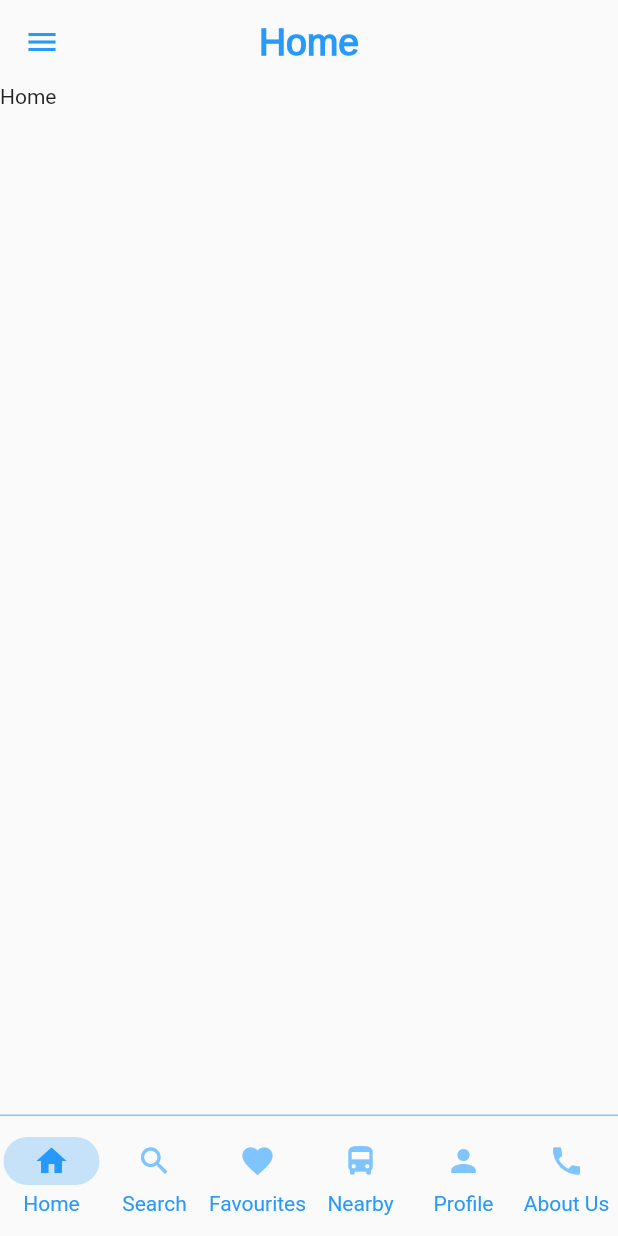
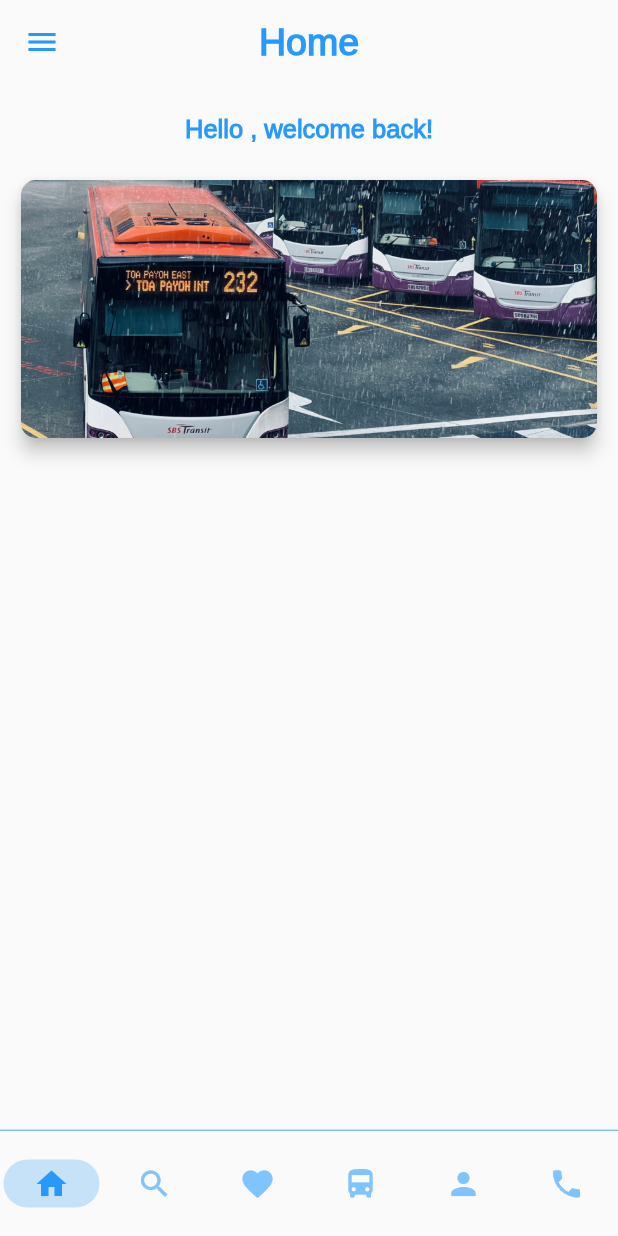
Before and after one commit to redanjir/khaliq_bus, a Flutter app: the HomePage screen opened by its route, on a phone screen of 412 x 824 dp. Run offline on Flutter 3.47's test engine with Material 2 defaults, Android fonts, the phone set to English and light mode, and no system bars; our stand-ins replace firebase_auth, firebase_core, fluttertoast, get; accounts and stored records are empty.

Commit message:
Removed the label from the navigation bar. Changed the drawer titles to lowercase.

```diff
--- a/lib/components/BlueDrawer.dart
+++ b/lib/components/BlueDrawer.dart
@@ -40,11 +40,11 @@ class BlueDrawer extends StatelessWidget {
                   Text('${user != null?  user!.email : null}', style: DrawerHeaderTextStyle,),
                 ],
               )
-                     ),
+            ),
            ),
           ListTile(
             leading: const Icon(Icons.home, color: white,),
-            title: const Text('HOME', style: ButtonTextStyle,),
+            title: const Text('Home', style: ButtonTextStyle,),
             onTap: () {
               navController.selectedIndex.value = 0;
               Get.to(() => const HomePage(), transition: Transition.noTransition);
@@ -52,7 +52,7 @@ class BlueDrawer extends StatelessWidget {
           ),
           ListTile(
             leading: const Icon(Icons.search, color: white,),
-            title: const Text('SEARCH', style: ButtonTextStyle,),
+            title: const Text('Search', style: ButtonTextStyle,),
             onTap: () {
               navController.selectedIndex.value = 1;
               Get.to(() => const SearchPage(), transition: Transition.noTransition);
@@ -60,7 +60,7 @@ class BlueDrawer extends StatelessWidget {
           ),
           ListTile(
             leading: const Icon(Icons.favorite, color: white,),
-            title: const Text('FAVOURITES', style: ButtonTextStyle,),
+            title: const Text('Favourites', style: ButtonTextStyle,),
             onTap: () {
               navController.selectedIndex.value = 2;
               Get.to(() => const FavouritesPage(), transition: Transition.noTransition);
@@ -68,7 +68,7 @@ class BlueDrawer extends StatelessWidget {
           ),
           ListTile(
             leading: const Icon(Icons.directions_bus, color: white,),
-            title: const Text('NEARBY BUS STOPS', style: ButtonTextStyle,),
+            title: const Text('Nearby Bus Stops', style: ButtonTextStyle,),
             onTap: () {
               navController.selectedIndex.value = 3;
               Get.to(() => const NearbyPage(), transition: Transition.noTransition);
@@ -76,7 +76,7 @@ class BlueDrawer extends StatelessWidget {
           ),
           ListTile(
             leading: const Icon(Icons.person, color: white,),
-            title: const Text('PROFILE', style: ButtonTextStyle,),
+            title: const Text('Profile', style: ButtonTextStyle,),
             onTap: () {
               navController.selectedIndex.value = 4;
               Get.to(() => const ProfilePage(), transition: Transition.noTransition);
@@ -84,7 +84,7 @@ class BlueDrawer extends StatelessWidget {
           ),
           ListTile(
             leading: const Icon(Icons.phone, color: white,),
-            title: const Text('ABOUT US', style: ButtonTextStyle,),
+            title: const Text('About Us', style: ButtonTextStyle,),
             onTap: () {
               navController.selectedIndex.value = 5;
               Get.to(() => const AboutusPage(), transition: Transition.noTransition);
@@ -92,7 +92,7 @@ class BlueDrawer extends StatelessWidget {
           ),
           ListTile(
             leading: const Icon(Icons.logout, color: white,),
-            title: const Text('LOGOUT', style: ButtonTextStyle,),
+            title: const Text('Logout', style: ButtonTextStyle,),
             onTap: () {
               FirebaseAuthService().signOut();
               Get.offAll(() => const LoginPage(), transition: Transition.noTransition);
--- a/lib/components/NavigationBar.dart
+++ b/lib/components/NavigationBar.dart
@@ -14,18 +14,18 @@ class AppNavigationBar extends StatelessWidget {
     final navController = Get.find<NavigationController>();
 
     return Obx(
-      ()=> NavigationBarTheme(
-        data: NavigationBarThemeData(
-          labelTextStyle: MaterialStateProperty.all(const TextStyle(color: darkblue))
-        ),
-        child: Container(
+      ()=> Container(
         decoration: const BoxDecoration(
           border: Border(top: BorderSide(color: blue))
         ),
         child: NavigationBar(
+          //Hiding the label for better UX
+          labelBehavior: NavigationDestinationLabelBehavior.alwaysHide,
+
+          animationDuration: const Duration(milliseconds: 1000),
           backgroundColor: Colors.transparent,
           selectedIndex: navController.selectedIndex.value,
-            height: 80,
+          height: 70,
           elevation: 0,
           onDestinationSelected: (index){
             navController.selectedIndex.value = index;
@@ -53,7 +53,6 @@ class AppNavigationBar extends StatelessWidget {
           ],
         ),
       ),
-      ),
     );
   }
 }
--- a/lib/screens/HomePage.dart
+++ b/lib/screens/HomePage.dart
@@ -1,4 +1,5 @@
 // ignore_for_file: file_names
+import 'package:firebase_auth/firebase_auth.dart';
 import 'package:flutter/material.dart';
 import 'package:khaliq_bus/components/BlueDrawer.dart';
 import 'package:khaliq_bus/components/NavigationBar.dart';
@@ -12,8 +13,7 @@ class HomePage extends StatefulWidget {
 }
 
 class _HomePageState extends State<HomePage> {
-
-
+  final User? user = FirebaseAuth.instance.currentUser;
 
   @override
   Widget build(BuildContext context) {
@@ -38,7 +38,39 @@ class _HomePageState extends State<HomePage> {
         ),
         drawer: BlueDrawer(),
         bottomNavigationBar: const AppNavigationBar(),
-        body: const Text('Home'),
+        body: Column(
+          children: [
+            //Divider
+            const SizedBox(height: 20),
+
+            //Welcome
+            Text('Hello ${user!.email}, welcome back!', style: TitleTextStyle,),
+
+            //Divider
+            const SizedBox(height: 20),
+
+            //Banner
+            Padding(
+              padding: const EdgeInsets.fromLTRB(10, 0,10,0),
+              child: SizedBox(
+                height: 180,
+                width: double.infinity,
+                child: Card(
+                  clipBehavior: Clip.antiAliasWithSaveLayer,
+                  semanticContainer: true,
+                  shape: RoundedRectangleBorder(
+                    borderRadius: BorderRadius.circular(10),
+                  ),
+                  elevation: 5,
+                  child: const Image(image: AssetImage('assets/images/busrain.jpg'), fit: BoxFit.cover,)
+                ),
+              ),
+            ),
+
+            //4 buttons
+
+          ],
+        ),
       ),
     );
   }
--- a/lib/style.dart
+++ b/lib/style.dart
@@ -33,12 +33,19 @@ const BodyTextStyle = TextStyle(
   fontFamily: BodyFont,
   fontWeight: FontWeight.w400,
   fontSize: BodyTextSize,
-  color: blue,
+  color: darkblue,
 );
 
 const LinkTextStyle = TextStyle(
   fontFamily: BodyFont,
   fontWeight: FontWeight.w400,
+  fontSize: BodyTextSize,
+  color: darkblue,
+);
+
+const TitleTextStyle = TextStyle(
+  fontFamily: BodyFont,
+  fontWeight: FontWeight.bold,
   fontSize: BodyTextSize,
   color: darkblue,
 );
```
Also changed, not shown: assets/images/busrain.jpg (renamed from assets/images/the-transport-enthusiast-dc-q4T-kMZCz4c-unsplash.jpg). Lines whose indentation alone changed are shown as unchanged.
